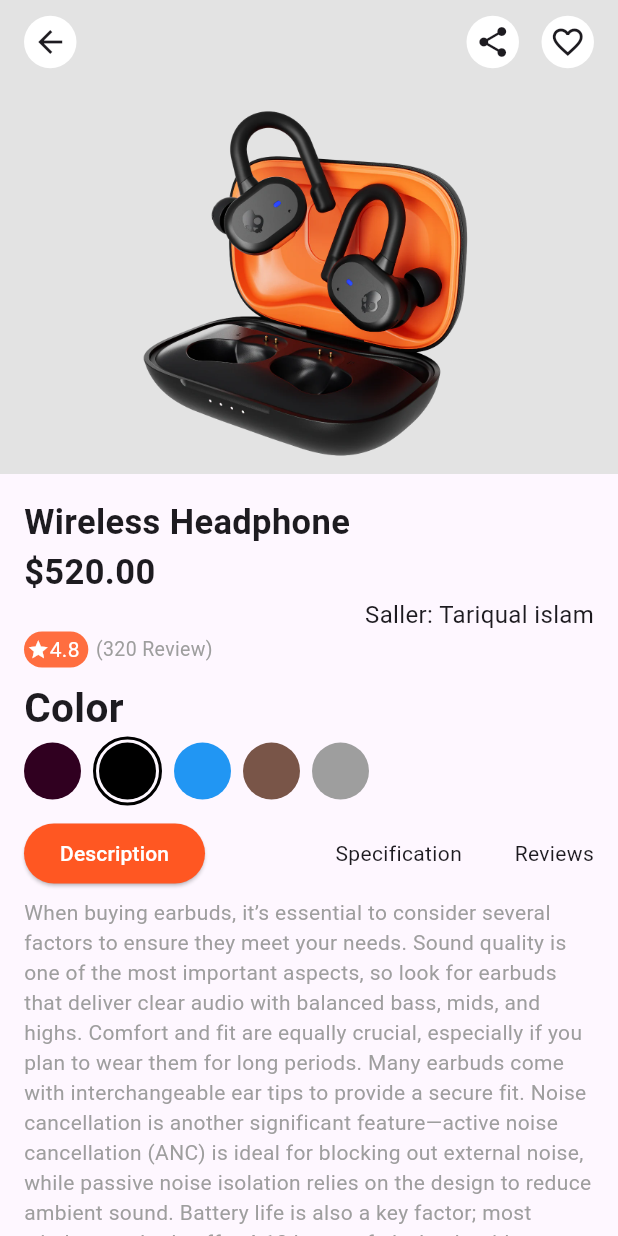
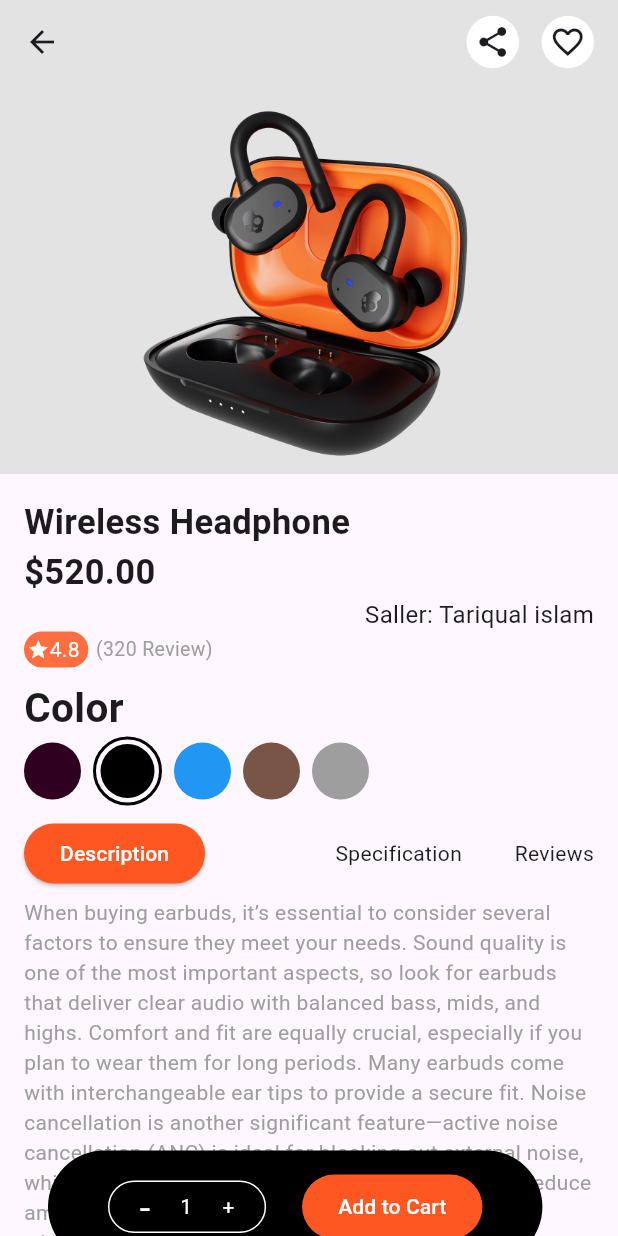
Before and after one commit to Chandera01/e_commerce_app, a Flutter app: the ProductPage screen opened directly, on a phone screen of 412 x 824 dp. Run offline on Flutter 3.47's test engine with Material 3 defaults, Android fonts, the phone set to English and light mode, and no system bars.

```diff
--- a/lib/main.dart
+++ b/lib/main.dart
@@ -18,7 +18,7 @@ class MyApp extends StatelessWidget {
         colorScheme: ColorScheme.fromSeed(seedColor: Colors.deepPurple),
         useMaterial3: true,
       ),
-      home: ProductPage(),
+      home: HomePage(),
     );
   }
 }
--- a/lib/product_page.dart
+++ b/lib/product_page.dart
@@ -1,3 +1,4 @@
+  import 'package:e_commerce_app/cart_page.dart';
 import 'package:flutter/material.dart';
 
   class ProductPage extends StatelessWidget {
@@ -10,7 +11,7 @@
             mainAxisAlignment: MainAxisAlignment.spaceBetween,
             children: [
               // Back Button
-              Container(
+              /*Container(
                 height: 35,
                 width: 35,
                 decoration: BoxDecoration(
@@ -18,7 +19,7 @@
                   borderRadius: BorderRadius.circular(20),
                 ),
                 child: Icon(Icons.arrow_back_outlined),
-              ),
+              ),*/
               Spacer(),
 
               // Share Button
@@ -149,9 +150,9 @@
                             ),
                           ),
                           child: Padding(
-                            padding: const EdgeInsets.all(2),
+                            padding: const EdgeInsets.all(3),
                             child: CircleAvatar(
-                              radius: 19,
+                              radius: 18,
                               backgroundColor: Colors.black,
                             ),
                           ),
@@ -202,12 +203,97 @@
                     SizedBox(
                       height: 5,
                     ),
+
+
+                Stack(
+                  alignment: Alignment.bottomCenter,
+                  children: [
+                    Expanded(
+                      child: SingleChildScrollView(
+                        child: Column(
+                          children: [
                             Text(
                               "When buying earbuds, it’s essential to consider several factors to ensure they meet your needs. Sound quality is one of the most important aspects, so look for earbuds that deliver clear audio with balanced bass, mids, and highs. Comfort and fit are equally crucial, especially if you plan to wear them for long periods. Many earbuds come with interchangeable ear tips to provide a secure fit. Noise cancellation is another significant feature—active noise cancellation (ANC) is ideal for blocking out external noise, while passive noise isolation relies on the design to reduce ambient sound. Battery life is also a key factor; most wireless earbuds offer 4-10 hours of playback, with additional charges from the case.",
                               style: TextStyle(
                                   color: Colors.grey
                               ),
+                            ),
+                          ],
+                        ),
+                      ),
+                    ),
+                    Align(
+                      alignment: Alignment.bottomCenter,
+                      child: Padding(
+                        padding: EdgeInsets.all(16),
+                        child: Row(
+                          children: [
+                            Container(
+                              height: 75,
+                              width: MediaQuery.of(context).size.width * 0.8,
+                              decoration: BoxDecoration(
+                                color: Colors.black,
+                                borderRadius: BorderRadius.circular(50),
+                              ),
+                              child: Padding(
+                                padding: const EdgeInsets.all(16),
+                                child: Row(
+                                mainAxisAlignment: MainAxisAlignment.spaceEvenly,
+                                  children: [
+                                    Container(
+                                       height: 35,
+
+                                      decoration: BoxDecoration(
+                                        borderRadius: BorderRadius.circular(50),
+                                        border: Border.all(
+                                          color: Colors.white,
+                                          width: 1
+                                        ),
+                                      ),
+                                      child: Row(
+                                         crossAxisAlignment: CrossAxisAlignment.center,
+                                        children: [
+                                          SizedBox(
+                                            width: 20,
+                                          ),
+                                          Text("-",style: TextStyle(color: Colors.white,fontSize: 25),),
+                                          SizedBox(
+                                            width: 20,
+                                          ),
+                                          Text("1",style: TextStyle(color: Colors.white)),
+                                          SizedBox(
+                                            width: 20,
+                                          ),
+                                          Text("+",style: TextStyle(color: Colors.white)),
+                                          SizedBox(
+                                            width: 20,
+                                          ),
+                                        ],
+                                      ),
+                                    ),
+                                    SizedBox(
+                                      height: 60,
+                                      child: ElevatedButton(
+                                        onPressed: (){
+                                          Navigator.push(context, MaterialPageRoute(builder: (context)=>CartPage()));
+                                        },
+                                        child: Text("Add to Cart"),
+                                        style: ElevatedButton.styleFrom(
+                                          backgroundColor: Colors.deepOrange,
+                                          foregroundColor: Colors.white,
+                                        ),
+                                      ),
                                     )
+                                  ],
+                                ),
+                              ),
+                            )
+                          ],
+                        ),
+                        ),
+                      ),
+                  ],
+                ),
             ],
                 ),
               ),
```
Also changed, not shown: lib/cart_page.dart (added, +129 -0 lines), lib/home_page.dart (+14 -2 lines), asset/Images/deepu-removebg-preview.png (added), asset/Images/removebgsmart.png (added). Lines whose indentation alone changed are shown as unchanged.
